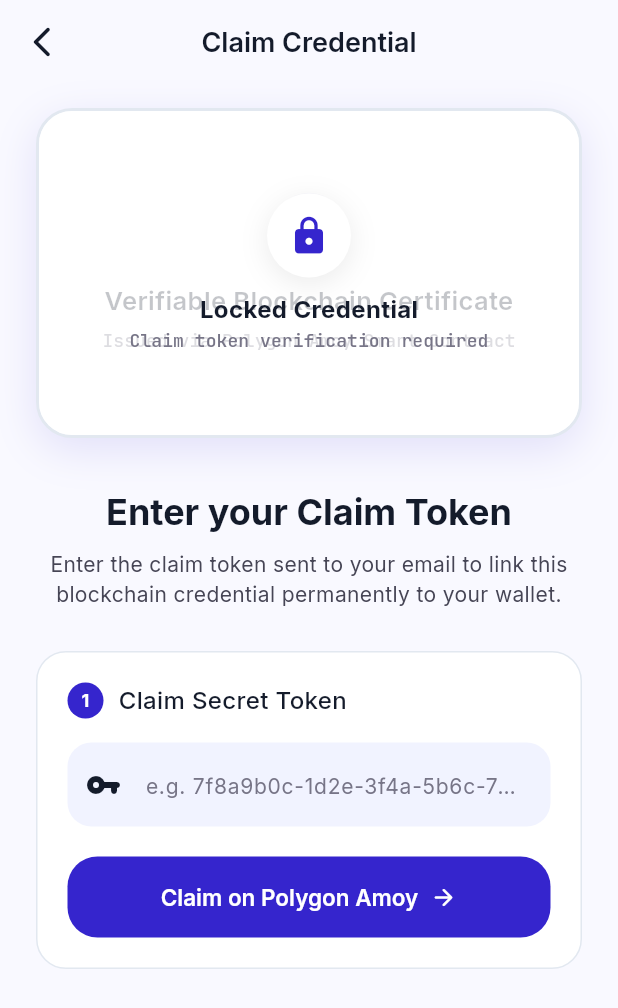
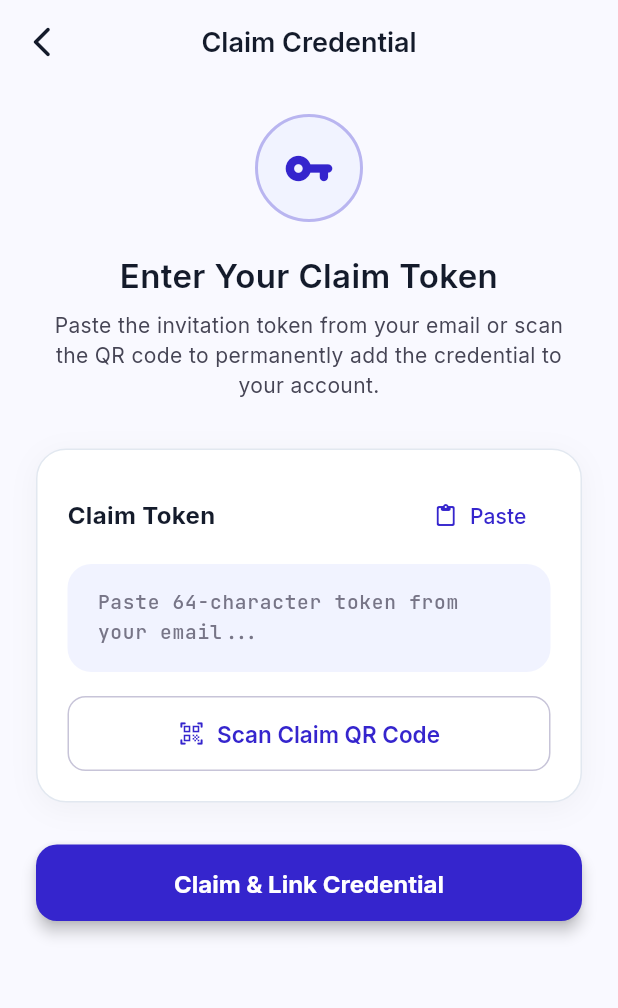
Before and after one commit to atharvabaodhankar/Proofly, a Flutter app: the ClaimCertificateScreen screen opened directly, on a phone screen of 412 x 824 dp. Shown: the top 1008 px of the screen. Run offline on Flutter 3.47's test engine with Material 3 defaults, Android fonts, the phone set to English and light mode, and no system bars; our stand-ins replace confetti, google_fonts, open_filex, qr_flutter, shared_preferences; missing offline and left inert: mobile_scanner; accounts and stored records are empty; network calls fail.

Commit message:
feat: implement core mobile screens and add PDF generation service support

```diff
--- a/apps/mobile/lib/screens/certificates/certificate_detail_screen.dart
+++ b/apps/mobile/lib/screens/certificates/certificate_detail_screen.dart
@@ -1,6 +1,7 @@
 import 'package:flutter/material.dart';
 import 'package:flutter/services.dart';
 import 'package:qr_flutter/qr_flutter.dart';
+import 'package:url_launcher/url_launcher.dart';
 import '../../core/theme/app_colors.dart';
 import '../../core/theme/app_typography.dart';
 import '../../core/utils/pdf_downloader.dart';
@@ -19,6 +20,27 @@ class CertificateDetailScreen extends StatefulWidget {
 class _CertificateDetailScreenState extends State<CertificateDetailScreen> {
   bool _isQrExpanded = false;
   bool _isBlockchainExpanded = false;
+
+  Future<void> _launchUrl(String url) async {
+    try {
+      final uri = Uri.parse(url);
+      if (!await launchUrl(uri, mode: LaunchMode.externalApplication)) {
+        await launchUrl(uri, mode: LaunchMode.inAppBrowserView);
+      }
+    } catch (_) {
+      try {
+        final uri = Uri.parse(url);
+        await launchUrl(uri, mode: LaunchMode.platformDefault);
+      } catch (e) {
+        if (mounted) {
+          Clipboard.setData(ClipboardData(text: url));
+          ScaffoldMessenger.of(context).showSnackBar(
+            const SnackBar(content: Text('Copied Polygonscan link to clipboard!')),
+          );
+        }
+      }
+    }
+  }
 
   @override
   Widget build(BuildContext context) {
@@ -241,6 +263,22 @@ class _CertificateDetailScreenState extends State<CertificateDetailScreen> {
                     const SizedBox(height: 12),
                     _buildProofRow('Block Number', '#${cert.blockNumber}', isDark),
                   ],
+                  if (cert.txHash != null) ...[
+                    const SizedBox(height: 16),
+                    SizedBox(
+                      width: double.infinity,
+                      child: OutlinedButton.icon(
+                        icon: const Icon(Icons.open_in_new_rounded, size: 16, color: AppColors.cyanAccent),
+                        label: const Text('View on Polygonscan (Amoy)', style: TextStyle(fontWeight: FontWeight.bold, fontSize: 13)),
+                        style: OutlinedButton.styleFrom(
+                          side: BorderSide(color: isDark ? AppColors.cyanAccent.withValues(alpha: 0.5) : AppColors.primary),
+                          padding: const EdgeInsets.symmetric(vertical: 12),
+                          shape: RoundedRectangleBorder(borderRadius: BorderRadius.circular(12)),
+                        ),
+                        onPressed: () => _launchUrl('https://amoy.polygonscan.com/tx/${cert.txHash}'),
+                      ),
+                    ),
+                  ],
                 ],
               ),
             ),
--- a/apps/mobile/lib/screens/claim/claim_certificate_screen.dart
+++ b/apps/mobile/lib/screens/claim/claim_certificate_screen.dart
@@ -1,4 +1,5 @@
 import 'package:flutter/material.dart';
+import 'package:flutter/services.dart';
 import 'package:confetti/confetti.dart';
 import 'package:provider/provider.dart';
 import '../../core/theme/app_colors.dart';
@@ -6,7 +7,7 @@ import '../../core/theme/app_typography.dart';
 import '../../data/services/api_service.dart';
 import '../../providers/auth_provider.dart';
 import '../../providers/certificates_provider.dart';
-import '../main_shell.dart';
+import '../verification/qr_scanner_screen.dart';
 
 class ClaimCertificateScreen extends StatefulWidget {
   final String? initialClaimToken;
@@ -44,7 +45,7 @@ class _ClaimCertificateScreenState extends State<ClaimCertificateScreen> {
     final token = _tokenController.text.trim();
     if (token.isEmpty) {
       ScaffoldMessenger.of(context).showSnackBar(
-        const SnackBar(content: Text('Please enter your claim token.')),
+        const SnackBar(content: Text('Please enter your 64-character claim token.')),
       );
       return;
     }
@@ -52,7 +53,7 @@ class _ClaimCertificateScreenState extends State<ClaimCertificateScreen> {
     final auth = Provider.of<AuthProvider>(context, listen: false);
     if (auth.token == null) {
       ScaffoldMessenger.of(context).showSnackBar(
-        const SnackBar(content: Text('Please sign in first to claim this credential.')),
+        const SnackBar(content: Text('Please sign in first to link this credential.')),
       );
       return;
     }
@@ -106,201 +107,204 @@ class _ClaimCertificateScreenState extends State<ClaimCertificateScreen> {
       body: Stack(
         children: [
           SingleChildScrollView(
-            padding: const EdgeInsets.symmetric(horizontal: 24, vertical: 16),
+            padding: const EdgeInsets.symmetric(horizontal: 24, vertical: 20),
             child: Column(
               crossAxisAlignment: CrossAxisAlignment.center,
               children: [
-                // Locked / Unlocked Preview Container
-                AnimatedContainer(
-                  duration: const Duration(milliseconds: 700),
+                // Header Icon
+                Container(
+                  width: 72,
+                  height: 72,
+                  decoration: BoxDecoration(
+                    color: _isClaimed
+                        ? AppColors.verifiedGreen.withValues(alpha: 0.15)
+                        : (isDark ? AppColors.surfaceDark : AppColors.surfaceLowLight),
+                    shape: BoxShape.circle,
+                    border: Border.all(
+                      color: _isClaimed ? AppColors.verifiedGreen : AppColors.primary.withValues(alpha: 0.3),
+                      width: 2,
+                    ),
+                  ),
+                  child: Icon(
+                    _isClaimed ? Icons.check_circle_rounded : Icons.vpn_key_rounded,
+                    color: _isClaimed ? AppColors.verifiedGreen : AppColors.primary,
+                    size: 34,
+                  ),
+                ),
+                const SizedBox(height: 20),
+
+                Text(
+                  _isClaimed ? 'Credential Claimed!' : 'Enter Your Claim Token',
+                  style: AppTypography.headlineMd(isDark),
+                  textAlign: TextAlign.center,
+                ),
+                const SizedBox(height: 8),
+                Text(
+                  _isClaimed
+                      ? 'This certificate has been cryptographically linked to your personal wallet.'
+                      : 'Paste the invitation token from your email or scan the QR code to permanently add the credential to your account.',
+                  textAlign: TextAlign.center,
+                  style: AppTypography.bodyMd(isDark),
+                ),
+                const SizedBox(height: 32),
+
+                if (_isClaimed) ...[
+                  // Success Card
+                  Container(
                     width: double.infinity,
-                  height: 220,
+                    padding: const EdgeInsets.all(24),
                     decoration: BoxDecoration(
                       color: isDark ? AppColors.surfaceDark : Colors.white,
-                    borderRadius: BorderRadius.circular(24),
-                    border: Border.all(
-                      color: _isClaimed ? AppColors.emerald : (isDark ? AppColors.outlineVariantDark : const Color(0xFFE2E8F0)),
-                      width: 2,
-                    ),
+                      borderRadius: BorderRadius.circular(20),
+                      border: Border.all(color: AppColors.verifiedGreen.withValues(alpha: 0.4)),
                       boxShadow: [
                         BoxShadow(
-                        color: (_isClaimed ? AppColors.emerald : AppColors.primary).withValues(alpha: 0.12),
-                        blurRadius: 24,
-                        offset: const Offset(0, 8),
+                          color: AppColors.verifiedGreen.withValues(alpha: 0.1),
+                          blurRadius: 20,
+                          offset: const Offset(0, 6),
                         ),
                       ],
                     ),
-                  child: Stack(
-                    alignment: Alignment.center,
+                    child: Column(
                       children: [
-                      Padding(
-                        padding: const EdgeInsets.all(20),
-                        child: Column(
-                          mainAxisAlignment: MainAxisAlignment.center,
-                          children: [
-                            CircleAvatar(
-                              radius: 24,
-                              backgroundColor: AppColors.primary.withValues(alpha: 0.1),
-                              child: const Icon(Icons.school_rounded, color: AppColors.primary, size: 28),
-                            ),
+                        const Icon(Icons.school_rounded, color: AppColors.primary, size: 36),
                         const SizedBox(height: 12),
                         Text(
-                              _claimedTitle ?? 'Verifiable Blockchain Certificate',
+                          _claimedTitle ?? 'Verifiable Certificate',
                           textAlign: TextAlign.center,
-                              style: AppTypography.headlineMd(isDark).copyWith(fontSize: 17),
+                          style: AppTypography.headlineMd(isDark).copyWith(fontSize: 18),
                         ),
                         const SizedBox(height: 6),
                         Text(
-                              _claimedOrg ?? 'Issued via Polygon Amoy Smart Contract',
-                              style: AppTypography.labelSm(isDark),
+                          _claimedOrg ?? 'Proofly Organization',
+                          style: AppTypography.labelSm(isDark).copyWith(color: AppColors.cyanAccent),
+                        ),
+                        const SizedBox(height: 16),
+                        const Divider(),
+                        const SizedBox(height: 12),
+                        const Row(
+                          mainAxisAlignment: MainAxisAlignment.center,
+                          children: [
+                            Icon(Icons.verified_user_rounded, color: AppColors.verifiedGreen, size: 16),
+                            SizedBox(width: 6),
+                            Text(
+                              'Anchored on Polygon Amoy (80002)',
+                              style: TextStyle(color: AppColors.verifiedGreen, fontWeight: FontWeight.w600, fontSize: 12),
+                            ),
+                          ],
                         ),
                       ],
                     ),
                   ),
-                      if (!_isClaimed)
+                  const SizedBox(height: 32),
+                  SizedBox(
+                    width: double.infinity,
+                    child: ElevatedButton(
+                      onPressed: () => Navigator.pop(context),
+                      style: ElevatedButton.styleFrom(
+                        backgroundColor: AppColors.primary,
+                        padding: const EdgeInsets.symmetric(vertical: 16),
+                        shape: RoundedRectangleBorder(borderRadius: BorderRadius.circular(14)),
+                      ),
+                      child: const Text('View in My Credentials', style: TextStyle(fontWeight: FontWeight.bold, fontSize: 16)),
+                    ),
+                  ),
+                ] else ...[
+                  // Token Input Field
                   Container(
                     decoration: BoxDecoration(
-                            color: (isDark ? Colors.black : Colors.white).withValues(alpha: 0.75),
-                            borderRadius: BorderRadius.circular(22),
-                          ),
-                          child: Center(
-                            child: Column(
-                              mainAxisSize: MainAxisSize.min,
-                              children: [
-                                Container(
-                                  width: 56,
-                                  height: 56,
-                                  decoration: BoxDecoration(
                       color: isDark ? AppColors.surfaceDark : Colors.white,
-                                    shape: BoxShape.circle,
+                      borderRadius: BorderRadius.circular(20),
+                      border: Border.all(color: isDark ? AppColors.outlineVariantDark : const Color(0xFFE2E8F0)),
                       boxShadow: [
                         BoxShadow(
-                                        color: Colors.black.withValues(alpha: 0.08),
+                          color: Colors.black.withValues(alpha: 0.04),
                           blurRadius: 16,
                           offset: const Offset(0, 4),
                         ),
                       ],
                     ),
-                                  child: const Icon(Icons.lock_rounded, color: AppColors.primary, size: 28),
+                    padding: const EdgeInsets.all(20),
+                    child: Column(
+                      crossAxisAlignment: CrossAxisAlignment.start,
+                      children: [
+                        Row(
+                          mainAxisAlignment: MainAxisAlignment.spaceBetween,
+                          children: [
+                            Text('Claim Token', style: AppTypography.bodyLg(isDark).copyWith(fontWeight: FontWeight.bold)),
+                            TextButton.icon(
+                              icon: const Icon(Icons.paste_rounded, size: 16),
+                              label: const Text('Paste'),
+                              onPressed: () async {
+                                final data = await Clipboard.getData('text/plain');
+                                if (data?.text != null) {
+                                  setState(() => _tokenController.text = data!.text!.trim());
+                                }
+                              },
                             ),
-                                const SizedBox(height: 10),
-                                Text(
-                                  'Locked Credential',
-                                  style: AppTypography.bodyLg(isDark).copyWith(fontWeight: FontWeight.bold),
+                          ],
                         ),
-                                Text(
-                                  'Claim token verification required',
-                                  style: AppTypography.labelSm(isDark),
+                        const SizedBox(height: 8),
+                        TextField(
+                          controller: _tokenController,
+                          maxLines: 2,
+                          style: AppTypography.hashMono(color: isDark ? AppColors.cyanAccent : AppColors.primary),
+                          decoration: InputDecoration(
+                            hintText: 'Paste 64-character token from your email...',
+                            hintStyle: TextStyle(color: isDark ? AppColors.outlineDark : AppColors.outlineLight, fontSize: 13),
+                            filled: true,
+                            fillColor: isDark ? AppColors.surfaceContainerDark : AppColors.surfaceLowLight,
+                            border: OutlineInputBorder(borderRadius: BorderRadius.circular(14), borderSide: BorderSide.none),
+                            contentPadding: const EdgeInsets.all(16),
+                          ),
+                        ),
+                        const SizedBox(height: 16),
+
+                        // QR Scanner Option
+                        OutlinedButton.icon(
+                          icon: const Icon(Icons.qr_code_scanner_rounded, size: 18),
+                          label: const Text('Scan Claim QR Code'),
+                          style: OutlinedButton.styleFrom(
+                            minimumSize: const Size(double.infinity, 46),
+                            shape: RoundedRectangleBorder(borderRadius: BorderRadius.circular(12)),
+                          ),
+                          onPressed: () async {
+                            final scanned = await Navigator.push<String>(
+                              context,
+                              MaterialPageRoute(builder: (_) => const QRScannerScreen()),
+                            );
+                            if (scanned != null && scanned.isNotEmpty) {
+                              final token = scanned.contains('/claim/') ? scanned.split('/claim/').last : scanned;
+                              setState(() => _tokenController.text = token.trim());
+                            }
+                          },
                         ),
                       ],
                     ),
                   ),
-                        ),
-                    ],
-                  ),
-                ),
-                const SizedBox(height: 32),
-
-                if (!_isClaimed) ...[
-                  Text(
-                    'Enter your Claim Token',
-                    style: AppTypography.headlineLg(isDark).copyWith(fontSize: 24),
-                  ),
-                  const SizedBox(height: 8),
-                  Text(
-                    'Enter the claim token sent to your email to link this blockchain credential permanently to your wallet.',
-                    textAlign: TextAlign.center,
-                    style: AppTypography.bodyMd(isDark),
-                  ),
                   const SizedBox(height: 28),
 
-                  Container(
-                    padding: const EdgeInsets.all(20),
-                    decoration: BoxDecoration(
-                      color: isDark ? AppColors.surfaceDark : Colors.white,
-                      borderRadius: BorderRadius.circular(20),
-                      border: Border.all(color: isDark ? AppColors.outlineVariantDark : const Color(0xFFE2E8F0)),
-                    ),
-                    child: Column(
-                      crossAxisAlignment: CrossAxisAlignment.start,
-                      children: [
-                        Row(
-                          children: [
-                            CircleAvatar(
-                              radius: 12,
-                              backgroundColor: AppColors.primary,
-                              child: const Text('1', style: TextStyle(color: Colors.white, fontSize: 12, fontWeight: FontWeight.bold)),
-                            ),
-                            const SizedBox(width: 10),
-                            Text('Claim Secret Token', style: AppTypography.bodyLg(isDark)),
-                          ],
-                        ),
-                        const SizedBox(height: 16),
-                        TextField(
-                          controller: _tokenController,
-                          decoration: const InputDecoration(
-                            hintText: 'e.g. 7f8a9b0c-1d2e-3f4a-5b6c-7d8e9f0a1b2c',
-                            prefixIcon: Icon(Icons.vpn_key_rounded),
-                          ),
-                        ),
-                        const SizedBox(height: 20),
+                  // Claim Button
                   SizedBox(
                     width: double.infinity,
-                          height: 54,
                     child: ElevatedButton(
                       onPressed: _isLoading ? null : _verifyAndClaim,
+                      style: ElevatedButton.styleFrom(
+                        backgroundColor: AppColors.primary,
+                        padding: const EdgeInsets.symmetric(vertical: 16),
+                        shape: RoundedRectangleBorder(borderRadius: BorderRadius.circular(14)),
+                        elevation: 4,
+                      ),
                       child: _isLoading
                           ? const SizedBox(
-                                    width: 20,
-                                    height: 20,
-                                    child: CircularProgressIndicator(color: Colors.white, strokeWidth: 2),
+                              width: 22,
+                              height: 22,
+                              child: CircularProgressIndicator(color: Colors.white, strokeWidth: 2.5),
                             )
-                                : const Row(
-                                    mainAxisAlignment: MainAxisAlignment.center,
-                                    children: [
-                                      Text('Claim on Polygon Amoy'),
-                                      SizedBox(width: 8),
-                                      Icon(Icons.arrow_forward_rounded, size: 18),
-                                    ],
+                          : const Text(
+                              'Claim & Link Credential',
+                              style: TextStyle(fontWeight: FontWeight.bold, fontSize: 16),
                             ),
-                          ),
-                        ),
-                      ],
-                    ),
-                  ),
-                ] else ...[
-                  // Success State
-                  Container(
-                    width: 72,
-                    height: 72,
-                    decoration: const BoxDecoration(
-                      color: AppColors.verifiedGreenBg,
-                      shape: BoxShape.circle,
-                    ),
-                    child: const Icon(Icons.check_circle_rounded, color: AppColors.verifiedGreen, size: 48),
-                  ),
-                  const SizedBox(height: 20),
-                  Text('Claimed Successfully!', style: AppTypography.headlineLg(isDark)),
-                  const SizedBox(height: 8),
-                  Text(
-                    'Your credential is now permanently anchored to your account and verifiable on Polygon Amoy.',
-                    textAlign: TextAlign.center,
-                    style: AppTypography.bodyMd(isDark),
-                  ),
-                  const SizedBox(height: 32),
-                  SizedBox(
-                    width: double.infinity,
-                    height: 54,
-                    child: ElevatedButton.icon(
-                      icon: const Icon(Icons.account_balance_wallet_rounded),
-                      label: const Text('Go to My Credentials'),
-                      onPressed: () {
-                        Navigator.pushAndRemoveUntil(
-                          context,
-                          MaterialPageRoute(builder: (_) => const MainShell()),
-                          (route) => false,
-                        );
-                      },
                     ),
                   ),
                 ],
@@ -308,20 +312,14 @@ class _ClaimCertificateScreenState extends State<ClaimCertificateScreen> {
             ),
           ),
 
-          // Confetti Overlay
+          // Confetti Celebration
           Align(
             alignment: Alignment.topCenter,
             child: ConfettiWidget(
               confettiController: _confettiController,
               blastDirectionality: BlastDirectionality.explosive,
               shouldLoop: false,
-              colors: const [
-                AppColors.primary,
-                AppColors.secondary,
-                AppColors.emerald,
-                AppColors.cyanAccent,
-                Colors.amber,
-              ],
+              colors: const [AppColors.primary, AppColors.cyanAccent, AppColors.emerald, Colors.amber],
             ),
           ),
         ],
```
Lines whose indentation alone changed are shown as unchanged.
